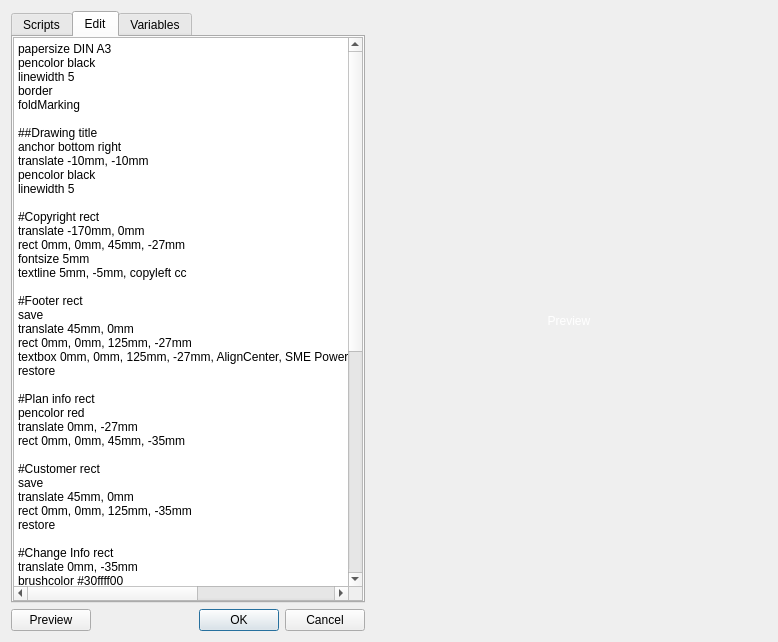
The window that printpapertemplate.ui (sme-gmbh/smepowercad) describes before a commit, drawn with Qt 5.
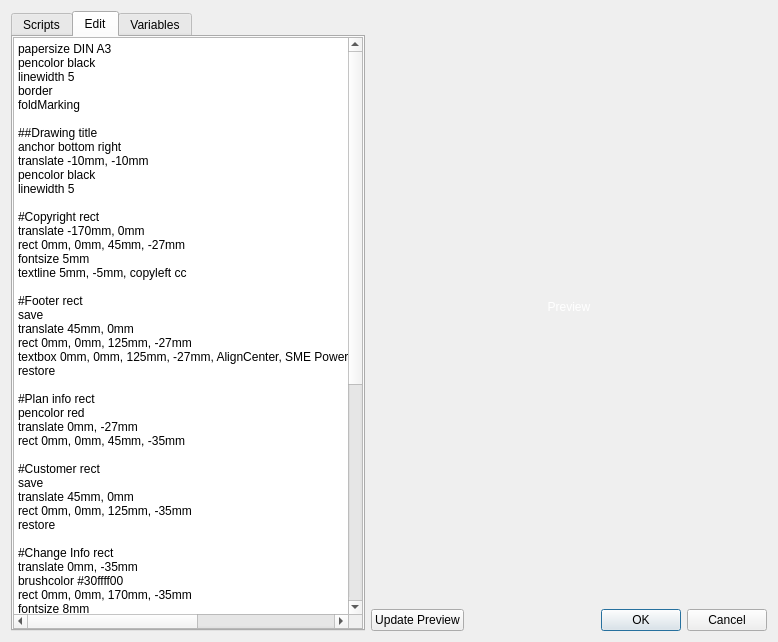
The same window after the commit. The open tabs and pages were chosen to show the change.

Commit message: Added loadTemplate button & layout improvements

The edit to the form file:
```diff
--- a/printpapertemplate.ui
+++ b/printpapertemplate.ui
@@ -13,10 +13,8 @@
   <property name="windowTitle">
    <string>Paper template</string>
   </property>
-  <layout class="QHBoxLayout" name="horizontalLayout_3" stretch="0,1">
-   <item>
-    <layout class="QVBoxLayout" name="verticalLayout">
-     <item>
+  <layout class="QGridLayout" name="gridLayout_2">
+   <item row="0" column="0" rowspan="2">
       <widget class="QTabWidget" name="tabWidget">
        <property name="sizePolicy">
         <sizepolicy hsizetype="Maximum" vsizetype="Expanding">
@@ -413,55 +411,7 @@
        </widget>
       </widget>
      </item>
-     <item>
-      <layout class="QHBoxLayout" name="horizontalLayout">
-       <item>
-        <widget class="QPushButton" name="pushButton_preview">
-         <property name="sizePolicy">
-          <sizepolicy hsizetype="Maximum" vsizetype="Fixed">
-           <horstretch>0</horstretch>
-           <verstretch>0</verstretch>
-          </sizepolicy>
-         </property>
-         <property name="text">
-          <string>Preview</string>
-         </property>
-        </widget>
-       </item>
-       <item>
-        <spacer name="horizontalSpacer">
-         <property name="orientation">
-          <enum>Qt::Horizontal</enum>
-         </property>
-         <property name="sizeHint" stdset="0">
-          <size>
-           <width>40</width>
-           <height>20</height>
-          </size>
-         </property>
-        </spacer>
-       </item>
-       <item>
-        <widget class="QDialogButtonBox" name="buttonBox">
-         <property name="sizePolicy">
-          <sizepolicy hsizetype="Maximum" vsizetype="Fixed">
-           <horstretch>0</horstretch>
-           <verstretch>0</verstretch>
-          </sizepolicy>
-         </property>
-         <property name="orientation">
-          <enum>Qt::Horizontal</enum>
-         </property>
-         <property name="standardButtons">
-          <set>QDialogButtonBox::Cancel|QDialogButtonBox::Ok</set>
-         </property>
-        </widget>
-       </item>
-      </layout>
-     </item>
-    </layout>
-   </item>
-   <item>
+   <item row="0" column="1">
     <widget class="QLabel" name="label_preview">
      <property name="sizePolicy">
       <sizepolicy hsizetype="Preferred" vsizetype="MinimumExpanding">
@@ -482,6 +432,52 @@
      </property>
     </widget>
    </item>
+   <item row="1" column="1">
+    <layout class="QHBoxLayout" name="horizontalLayout">
+     <item>
+      <widget class="QPushButton" name="pushButton_preview">
+       <property name="sizePolicy">
+        <sizepolicy hsizetype="Maximum" vsizetype="Fixed">
+         <horstretch>0</horstretch>
+         <verstretch>0</verstretch>
+        </sizepolicy>
+       </property>
+       <property name="text">
+        <string>Update Preview</string>
+       </property>
+      </widget>
+     </item>
+     <item>
+      <spacer name="horizontalSpacer">
+       <property name="orientation">
+        <enum>Qt::Horizontal</enum>
+       </property>
+       <property name="sizeHint" stdset="0">
+        <size>
+         <width>40</width>
+         <height>20</height>
+        </size>
+       </property>
+      </spacer>
+     </item>
+     <item>
+      <widget class="QDialogButtonBox" name="buttonBox">
+       <property name="sizePolicy">
+        <sizepolicy hsizetype="Maximum" vsizetype="Fixed">
+         <horstretch>0</horstretch>
+         <verstretch>0</verstretch>
+        </sizepolicy>
+       </property>
+       <property name="orientation">
+        <enum>Qt::Horizontal</enum>
+       </property>
+       <property name="standardButtons">
+        <set>QDialogButtonBox::Cancel|QDialogButtonBox::Ok</set>
+       </property>
+      </widget>
+     </item>
+    </layout>
+   </item>
   </layout>
  </widget>
  <resources/>
```
Left out of the diff: 2 changed lines with no effect on the pictures. Lines whose indentation alone changed are shown as unchanged. The commit also changes 2 other files.
